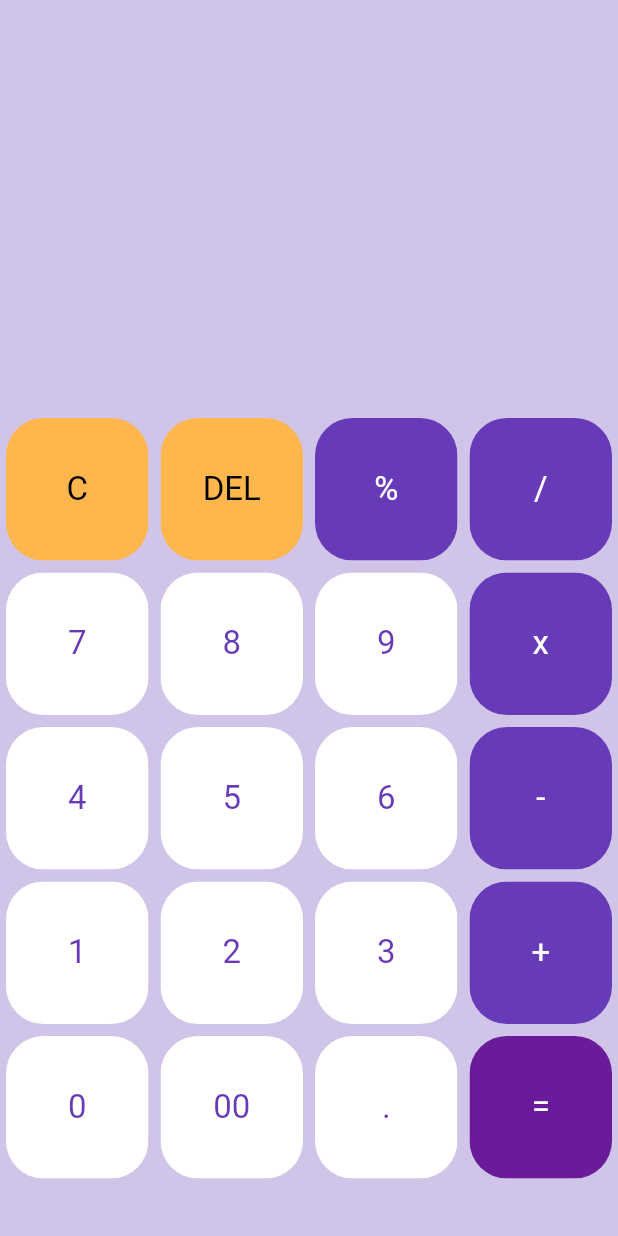
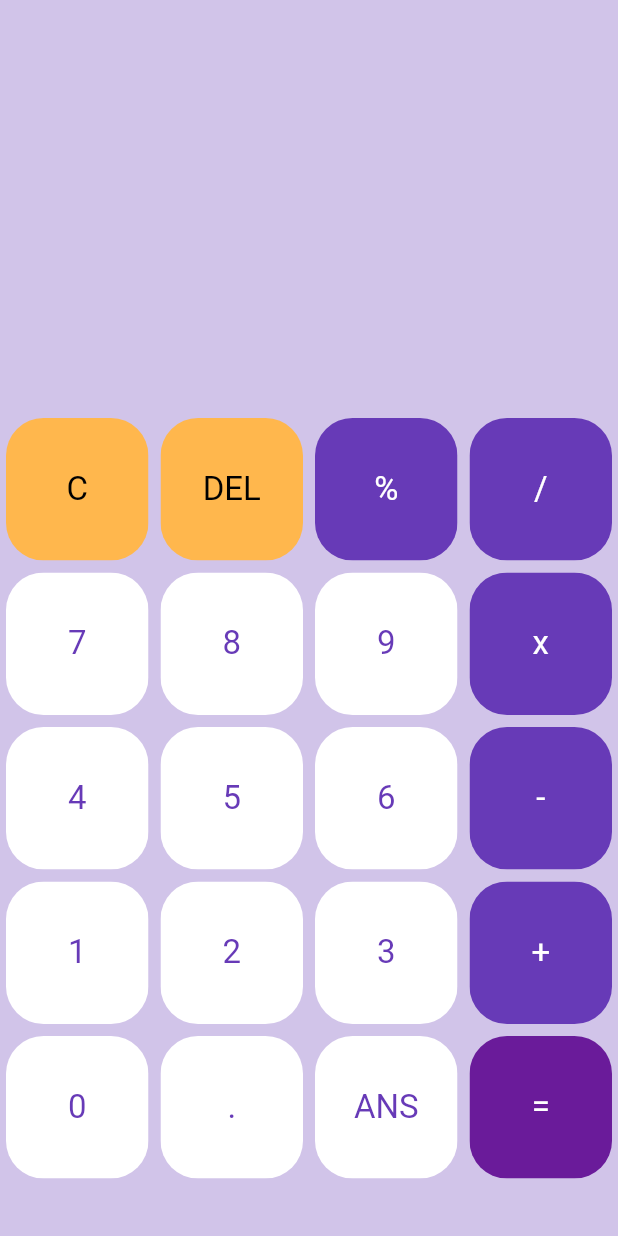
Before and after one commit to Sscuber03/Calculator-Flutter, a Flutter app: the screen it shows after launch, on a phone screen of 412 x 824 dp. Run offline on Flutter 3.47's test engine with Material 2 defaults, Android fonts, the phone set to English and light mode, and no system bars; our stand-ins replace math_expressions.

Commit message:
ANS added

```diff
--- a/calculator/lib/main.dart
+++ b/calculator/lib/main.dart
@@ -45,8 +45,8 @@ class _MyHomePageState extends State<MyHomePage> {
     '3',
     '+',
     '0',
-    '00',
     '.',
+    'ANS',
     '=',
   ];
 
@@ -141,6 +141,18 @@ class _MyHomePageState extends State<MyHomePage> {
                       color: Colors.orange[300],
                       textColor: Colors.black,
                     );
+                  } else if (colorcheck(buttons[index]) == 5) {
+                    // ANS
+                    return MyButton(
+                      buttontapped: () {
+                        setState(() {
+                          userQuestion = userAnswer;
+                        });
+                      },
+                      buttonText: buttons[index],
+                      color: Colors.white,
+                      textColor: Colors.deepPurple,
+                    );
                   } else {
                     // Equals
                     return MyButton(
@@ -171,6 +183,8 @@ class _MyHomePageState extends State<MyHomePage> {
       r = 3;
     } else if (x == 'DEL') {
       r = 4;
+    } else if (x == 'ANS') {
+      r=5;
     }
     return r;
   }
```
